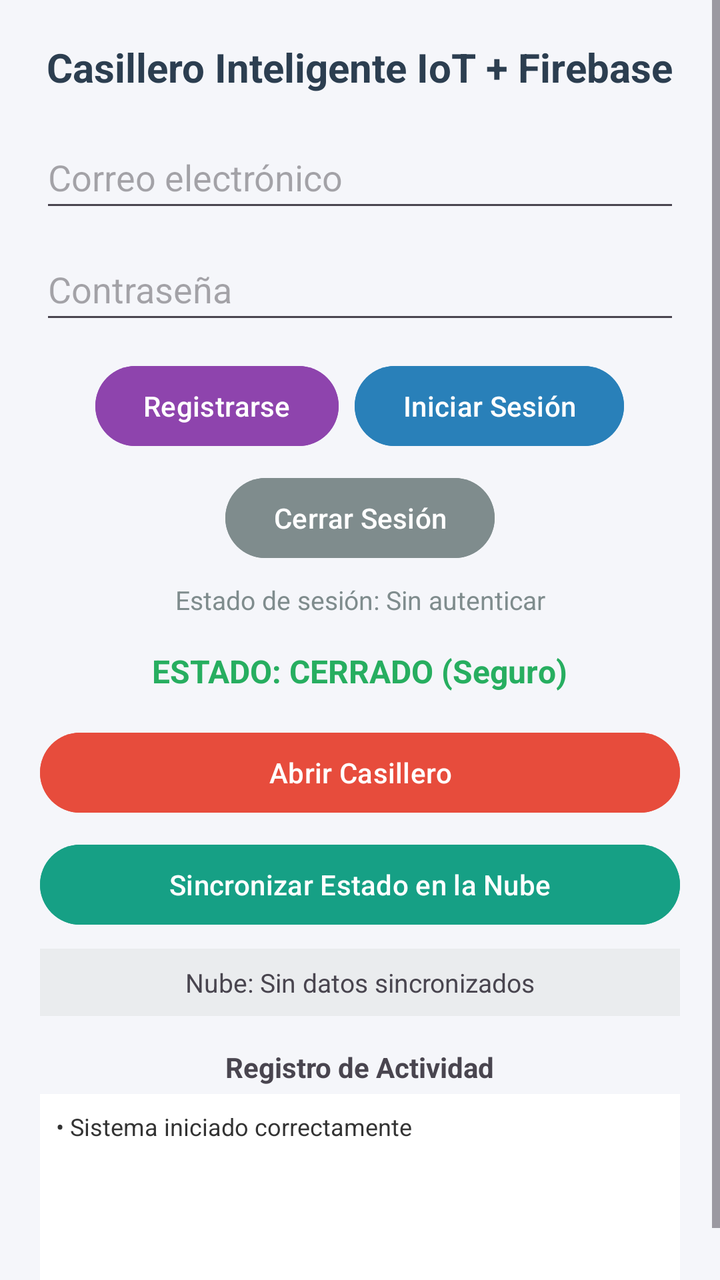
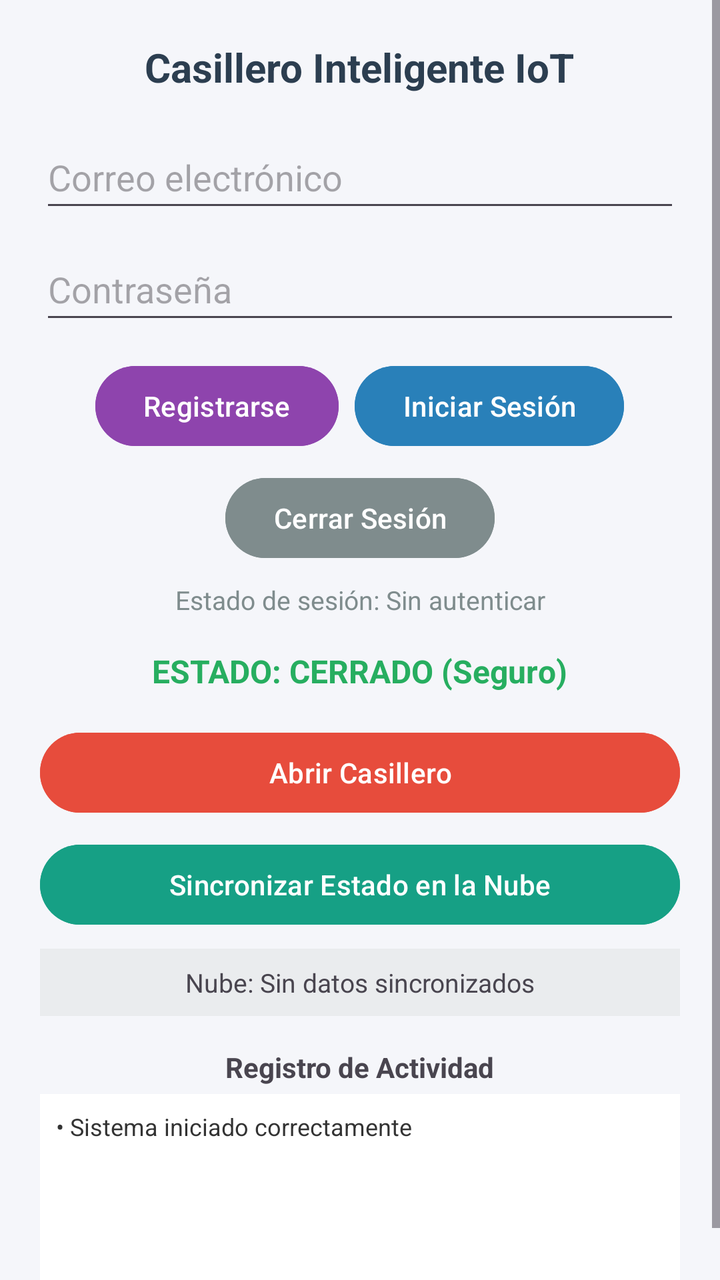

Before-and-after screenshots of an Android layout around one commit, followed by the original layout XML and the change that was made.
<!-- AndroidManifest.xml: application theme Theme.CasilleroIOT -->
<!-- res/layout/activity_main.xml -->
<ScrollView xmlns:android="http://schemas.android.com/apk/res/android"
    android:layout_width="match_parent"
    android:layout_height="match_parent"
    android:background="#F5F6FA">

    <LinearLayout
        android:layout_width="match_parent"
        android:layout_height="wrap_content"
        android:orientation="vertical"
        android:padding="20dp"
        android:gravity="center_horizontal">

        <TextView
            android:layout_width="wrap_content"
            android:layout_height="wrap_content"
            android:text="Casillero Inteligente IoT + Firebase"
            android:textSize="20sp"
            android:textStyle="bold"
            android:textColor="#2C3E50"
            android:layout_marginBottom="16dp"/>

        
        <EditText
            android:id="@+id/editTextCorreo"
            android:layout_width="match_parent"
            android:layout_height="wrap_content"
            android:hint="Correo electrónico"
            android:inputType="textEmailAddress"
            android:minHeight="48dp"
            android:layout_marginBottom="8dp"/>

        <EditText
            android:id="@+id/editTextPassword"
            android:layout_width="match_parent"
            android:layout_height="wrap_content"
            android:hint="Contraseña"
            android:inputType="textPassword"
            android:minHeight="48dp"
            android:layout_marginBottom="12dp"/>

        <LinearLayout
            android:layout_width="match_parent"
            android:layout_height="wrap_content"
            android:orientation="horizontal"
            android:gravity="center"
            android:layout_marginBottom="8dp">

            <Button
                android:id="@+id/btnRegistrar"
                android:layout_width="wrap_content"
                android:layout_height="wrap_content"
                android:text="Registrarse"
                android:layout_marginRight="8dp"
                android:backgroundTint="#8E44AD"/>

            <Button
                android:id="@+id/btnIniciarSesion"
                android:layout_width="wrap_content"
                android:layout_height="wrap_content"
                android:text="Iniciar Sesión"
                android:backgroundTint="#2980B9"/>
        </LinearLayout>

        
        <Button
            android:id="@+id/btnCerrarSesion"
            android:layout_width="wrap_content"
            android:layout_height="wrap_content"
            android:text="Cerrar Sesión"
            android:backgroundTint="#7F8C8D"
            android:textColor="#FFFFFF"
            android:layout_marginBottom="8dp"/>

        <TextView
            android:id="@+id/textViewEstado"
            android:layout_width="match_parent"
            android:layout_height="wrap_content"
            android:text="Estado de sesión: Sin autenticar"
            android:textSize="13sp"
            android:gravity="center"
            android:textColor="#7F8C8D"
            android:layout_marginBottom="16dp"/>

        
        <TextView
            android:id="@+id/tvEstado"
            android:layout_width="wrap_content"
            android:layout_height="wrap_content"
            android:text="ESTADO: CERRADO (Seguro)"
            android:textSize="16sp"
            android:textStyle="bold"
            android:textColor="#27AE60"
            android:layout_marginBottom="16dp"/>

        
        <Button
            android:id="@+id/btnAbrir"
            android:layout_width="match_parent"
            android:layout_height="wrap_content"
            android:text="Abrir Casillero"
            android:backgroundTint="#E74C3C"
            android:textColor="#FFFFFF"
            android:layout_marginBottom="8dp"/>

        
        <Button
            android:id="@+id/btnGuardarDato"
            android:layout_width="match_parent"
            android:layout_height="wrap_content"
            android:text="Sincronizar Estado en la Nube"
            android:backgroundTint="#16A085"
            android:textColor="#FFFFFF"
            android:layout_marginBottom="8dp"/>

        <TextView
            android:id="@+id/textViewDato"
            android:layout_width="match_parent"
            android:layout_height="wrap_content"
            android:text="Nube: Sin datos sincronizados"
            android:textSize="13sp"
            android:gravity="center"
            android:padding="8dp"
            android:background="#EAECEE"
            android:layout_marginBottom="16dp"/>

        
        <TextView
            android:layout_width="wrap_content"
            android:layout_height="wrap_content"
            android:text="Registro de Actividad"
            android:textStyle="bold"
            android:layout_marginBottom="4dp"/>

        <TextView
            android:id="@+id/tvLog"
            android:layout_width="match_parent"
            android:layout_height="100dp"
            android:background="#FFFFFF"
            android:padding="8dp"
            android:text="• Sistema iniciado correctamente\n"
            android:textSize="12sp"
            android:textColor="#333333"/>

    </LinearLayout>
</ScrollView>
<!-- resources referenced by this layout -->
<resources>
  <style name="Theme.CasilleroIOT" parent="Base.Theme.CasilleroIOT" />
  <style name="Base.Theme.CasilleroIOT" parent="Theme.Material3.DayNight.NoActionBar">
          
          
      </style>
</resources>

<!-- the commit's change to res/layout/activity_main.xml (unified diff, before → after) -->
@@ -13,7 +13,7 @@
         <TextView
             android:layout_width="wrap_content"
             android:layout_height="wrap_content"
-            android:text="Casillero Inteligente IoT + Firebase"
+            android:text="Casillero Inteligente IoT"
             android:textSize="20sp"
             android:textStyle="bold"
             android:textColor="#2C3E50"
